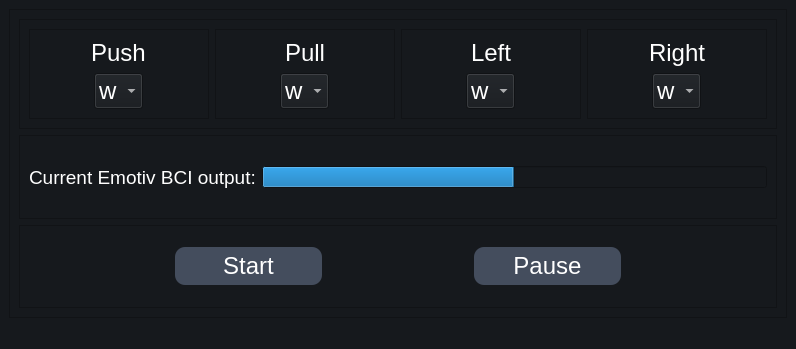
Before: the Qt Designer form RoboMaster_BCI/MainWindow.ui in Emotiv/emotiv-academy, drawn with Qt 5.
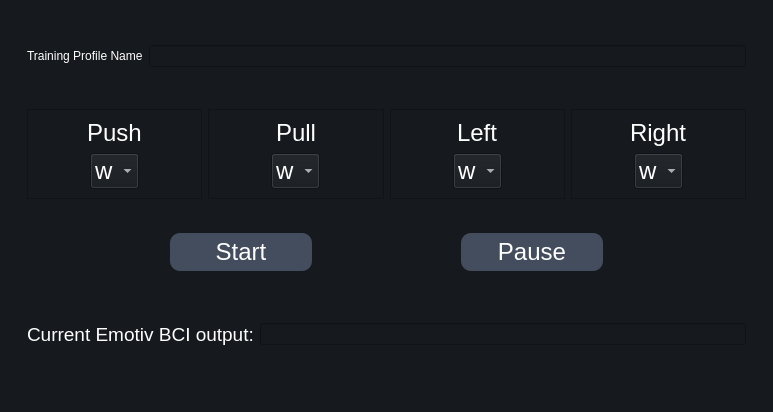
After: the same form once the commit is applied.

Commit message: Update RoboMaster BCI project

Patch:
```diff
--- a/RoboMaster_BCI/MainWindow.ui
+++ b/RoboMaster_BCI/MainWindow.ui
@@ -6,8 +6,8 @@
    <rect>
     <x>0</x>
     <y>0</y>
-    <width>796</width>
-    <height>349</height>
+    <width>773</width>
+    <height>412</height>
    </rect>
   </property>
   <property name="windowTitle">
@@ -24,6 +24,11 @@
    <layout class="QHBoxLayout" name="horizontalLayout">
     <item>
      <widget class="QFrame" name="frame">
+      <property name="styleSheet">
+       <string notr="true">QFrame#frame {
+    border: none;
+}</string>
+      </property>
       <property name="frameShape">
        <enum>QFrame::Shape::StyledPanel</enum>
       </property>
@@ -31,8 +36,40 @@
        <enum>QFrame::Shadow::Raised</enum>
       </property>
       <layout class="QVBoxLayout" name="verticalLayout">
+       <item>
+        <widget class="QFrame" name="frame_10">
+         <property name="styleSheet">
+          <string notr="true">QFrame#frame_10 {
+    border: none;
+}</string>
+         </property>
+         <property name="frameShape">
+          <enum>QFrame::Shape::StyledPanel</enum>
+         </property>
+         <property name="frameShadow">
+          <enum>QFrame::Shadow::Raised</enum>
+         </property>
+         <layout class="QHBoxLayout" name="horizontalLayout_5">
+          <item>
+           <widget class="QLabel" name="label_5">
+            <property name="text">
+             <string>Training Profile Name</string>
+            </property>
+           </widget>
+          </item>
+          <item>
+           <widget class="QLineEdit" name="profileEdit"/>
+          </item>
+         </layout>
+        </widget>
+       </item>
        <item>
         <widget class="QFrame" name="frame_2">
+         <property name="styleSheet">
+          <string notr="true">QFrame#frame_2 {
+    border: none;
+}</string>
+         </property>
          <property name="frameShape">
           <enum>QFrame::Shape::StyledPanel</enum>
          </property>
@@ -260,46 +297,6 @@
          </layout>
         </widget>
        </item>
-       <item>
-        <widget class="QFrame" name="frame_8">
-         <property name="styleSheet">
-          <string notr="true"/>
-         </property>
-         <property name="frameShape">
-          <enum>QFrame::Shape::StyledPanel</enum>
-         </property>
-         <property name="frameShadow">
-          <enum>QFrame::Shadow::Raised</enum>
-         </property>
-         <layout class="QHBoxLayout" name="horizontalLayout_4">
-          <item>
-           <widget class="QLabel" name="OutPutLabel">
-            <property name="font">
-             <font>
-              <pointsize>14</pointsize>
-             </font>
-            </property>
-            <property name="text">
-             <string>Current Emotiv BCI output:</string>
-            </property>
-           </widget>
-          </item>
-          <item>
-           <widget class="QProgressBar" name="powerBar">
-            <property name="maximum">
-             <number>100</number>
-            </property>
-            <property name="value">
-             <number>50</number>
-            </property>
-            <property name="format">
-             <string/>
-            </property>
-           </widget>
-          </item>
-         </layout>
-        </widget>
-       </item>
        <item>
         <widget class="QFrame" name="frame_3">
          <property name="styleSheet">
@@ -323,6 +320,10 @@
 	background-color:rgb(106, 255, 156);
 }
 
+QFrame#frame_3 {
+    border: none;
+}
+
 </string>
          </property>
          <property name="frameShape">
@@ -410,6 +411,48 @@
          </layout>
         </widget>
        </item>
+       <item>
+        <widget class="QFrame" name="frame_8">
+         <property name="styleSheet">
+          <string notr="true">QFrame#frame_8 {
+    border: none;
+}</string>
+         </property>
+         <property name="frameShape">
+          <enum>QFrame::Shape::StyledPanel</enum>
+         </property>
+         <property name="frameShadow">
+          <enum>QFrame::Shadow::Raised</enum>
+         </property>
+         <layout class="QHBoxLayout" name="horizontalLayout_4">
+          <item>
+           <widget class="QLabel" name="OutPutLabel">
+            <property name="font">
+             <font>
+              <pointsize>14</pointsize>
+             </font>
+            </property>
+            <property name="text">
+             <string>Current Emotiv BCI output:</string>
+            </property>
+           </widget>
+          </item>
+          <item>
+           <widget class="QProgressBar" name="powerBar">
+            <property name="maximum">
+             <number>100</number>
+            </property>
+            <property name="value">
+             <number>0</number>
+            </property>
+            <property name="format">
+             <string/>
+            </property>
+           </widget>
+          </item>
+         </layout>
+        </widget>
+       </item>
       </layout>
      </widget>
     </item>
```
Left out of the diff: 2 changed lines with no effect on the pictures. The commit also changes 2 other files.
